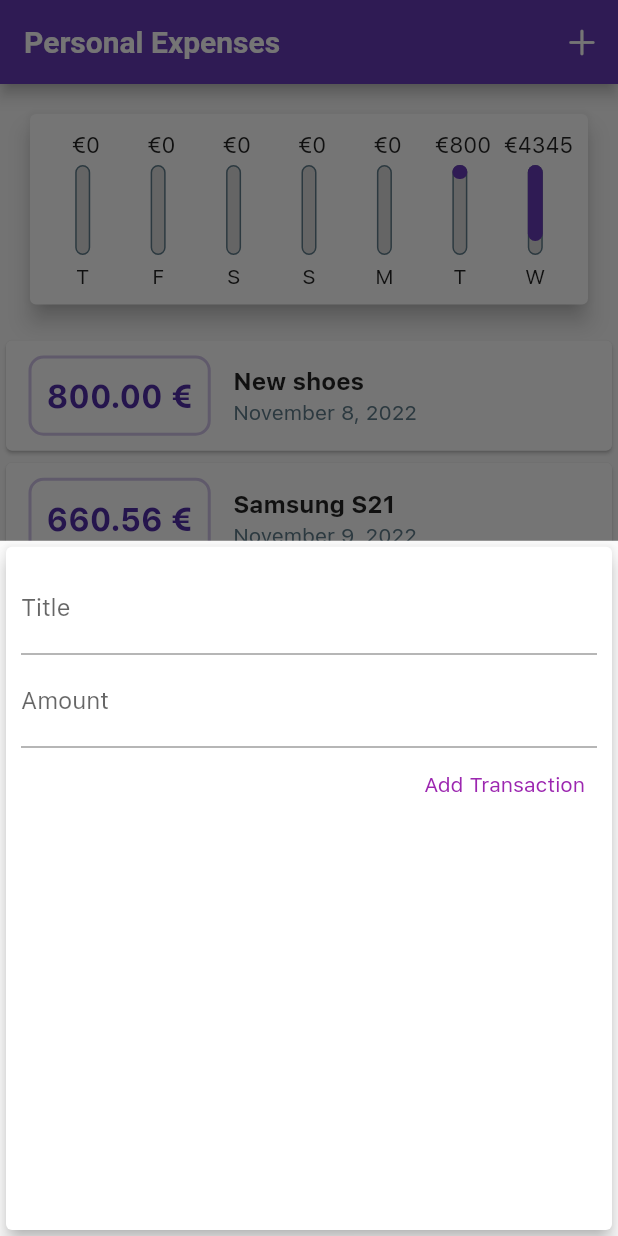
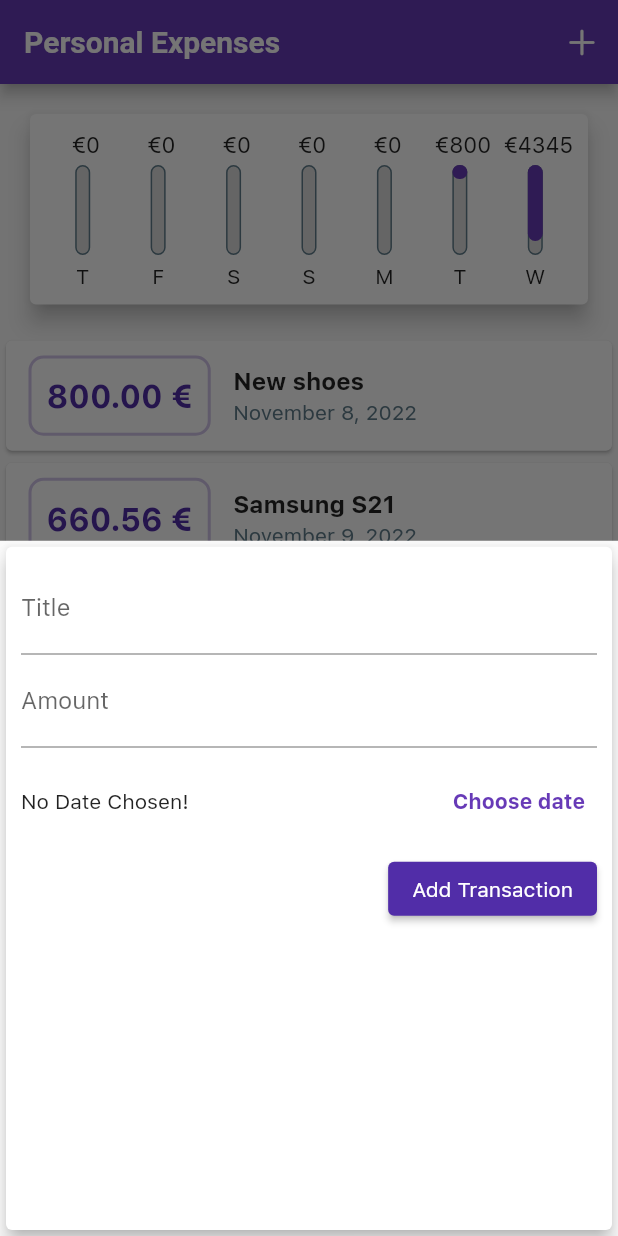
Before and after one commit to r0pe-12/personal_exspenses_app_old, a Flutter app: the screen it shows after launch, after a tap on an icon or button, on a phone screen of 412 x 824 dp. Run offline on Flutter 3.47's test engine with Material 2 defaults, Android fonts, the phone set to English and light mode, and no system bars.

Commit message:
added functional date picker

```diff
--- a/lib/main.dart
+++ b/lib/main.dart
@@ -23,6 +23,7 @@ class MyApp extends StatelessWidget {
       theme: ThemeData(
         primarySwatch: Colors.deepPurple,
         fontFamily: 'SFPro',
+        textTheme: TextTheme(button: TextStyle(color: Colors.white)),
         appBarTheme: AppBarTheme(
             titleTextStyle:
                 TextStyle(fontSize: 20, fontWeight: FontWeight.bold)),
@@ -95,12 +96,12 @@ class _MyHomePageState extends State<MyHomePage> {
     }).toList();
   }
 
-  void _addNewTransaction(String title, double amount) {
+  void _addNewTransaction(String title, double amount, DateTime date) {
     final newTx = Transaction(
       id: DateTime.now().toString(),
       title: title,
       amount: amount,
-      date: DateTime.now(),
+      date: date,
     );
     setState(() {
       _userTransactions.add(newTx);
--- a/lib/widgets/new_transaction.dart
+++ b/lib/widgets/new_transaction.dart
@@ -1,6 +1,7 @@
-// ignore_for_file: prefer_const_constructors_in_immutables
+// ignore_for_file: prefer_const_constructors_in_immutables, prefer_const_literals_to_create_immutables, prefer_const_constructors
 
 import 'package:flutter/material.dart';
+import 'package:intl/intl.dart';
 
 class NewTransaction extends StatefulWidget {
   final Function addNewTransaction;
@@ -14,18 +15,36 @@ class _NewTransactionState extends State<NewTransaction> {
   // String? titleInput;
   final titleController = TextEditingController();
   final amountController = TextEditingController();
+  DateTime? _selectedDate;
 
   void _submitData() {
     final title = titleController.text;
     final amount = double.tryParse(amountController.text) ?? 0;
-    if (title.isEmpty || amount <= 0) {
+    if (title.isEmpty || amount <= 0 || _selectedDate == null) {
       return;
     }
     widget.addNewTransaction(
       title,
       amount,
+      _selectedDate,
     );
     Navigator.of(context).pop();
+  }
+
+  void _showDatePicker() {
+    showDatePicker(
+      context: context,
+      initialDate: DateTime.now(),
+      firstDate: DateTime.now().subtract(Duration(days: 30)),
+      lastDate: DateTime.now(),
+    ).then((val) {
+      // if (val == null) {
+      //   return;
+      // }
+      setState(() {
+        _selectedDate = val;
+      });
+    });
   }
 
   @override
@@ -52,8 +71,34 @@ class _NewTransactionState extends State<NewTransaction> {
               textInputAction: TextInputAction.done, // default
               decoration: const InputDecoration(labelText: 'Amount'),
             ),
-            TextButton(
-              style: TextButton.styleFrom(foregroundColor: Colors.purple),
+            SizedBox(
+              height: 70,
+              child: Row(
+                children: <Widget>[
+                  Expanded(
+                    child: Text(_selectedDate == null
+                        ? 'No Date Chosen!'
+                        : 'Picked date: ${DateFormat.yMMMd().format(_selectedDate as DateTime)}'),
+                  ),
+                  TextButton(
+                    style: TextButton.styleFrom(
+                        foregroundColor: Theme.of(context).primaryColor),
+                    onPressed: _showDatePicker,
+                    child: Text(
+                      'Choose date',
+                      style: TextStyle(
+                        fontWeight: FontWeight.bold,
+                      ),
+                    ),
+                  )
+                ],
+              ),
+            ),
+            ElevatedButton(
+              style: ElevatedButton.styleFrom(
+                backgroundColor: Theme.of(context).primaryColorDark,
+                foregroundColor: Theme.of(context).textTheme.button?.color,
+              ),
               onPressed: _submitData,
               child: const Text('Add Transaction'),
             )
```
